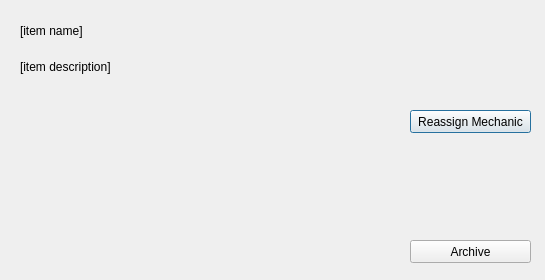
This is UI/OrderDialog.ui in jordynmarlow/SoftwareEngineering as Qt 5 draws it before an edit. The edited form follows.
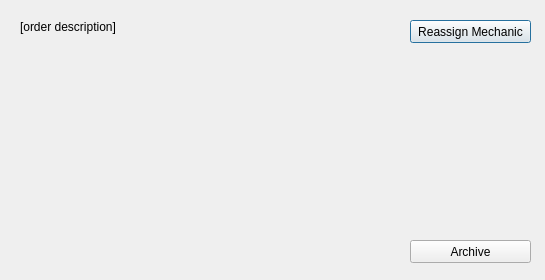
This is the edited form.

```diff
--- a/UI/OrderDialog.ui
+++ b/UI/OrderDialog.ui
@@ -13,30 +13,17 @@
   <property name="windowTitle">
    <string>Dialog</string>
   </property>
-  <widget class="QLabel" name="name_lbl">
-   <property name="geometry">
-    <rect>
-     <x>20</x>
-     <y>20</y>
-     <width>501</width>
-     <height>21</height>
-    </rect>
-   </property>
-   <property name="text">
-    <string>[item name]</string>
-   </property>
-  </widget>
   <widget class="QLabel" name="description_lbl">
    <property name="geometry">
     <rect>
      <x>20</x>
-     <y>60</y>
+     <y>20</y>
      <width>361</width>
-     <height>201</height>
+     <height>241</height>
     </rect>
    </property>
    <property name="text">
-    <string>[item description]</string>
+    <string>[order description]</string>
    </property>
    <property name="alignment">
     <set>Qt::AlignLeading|Qt::AlignLeft|Qt::AlignTop</set>
@@ -49,7 +36,7 @@
    <property name="geometry">
     <rect>
      <x>410</x>
-     <y>110</y>
+     <y>20</y>
      <width>121</width>
      <height>23</height>
     </rect>
```
